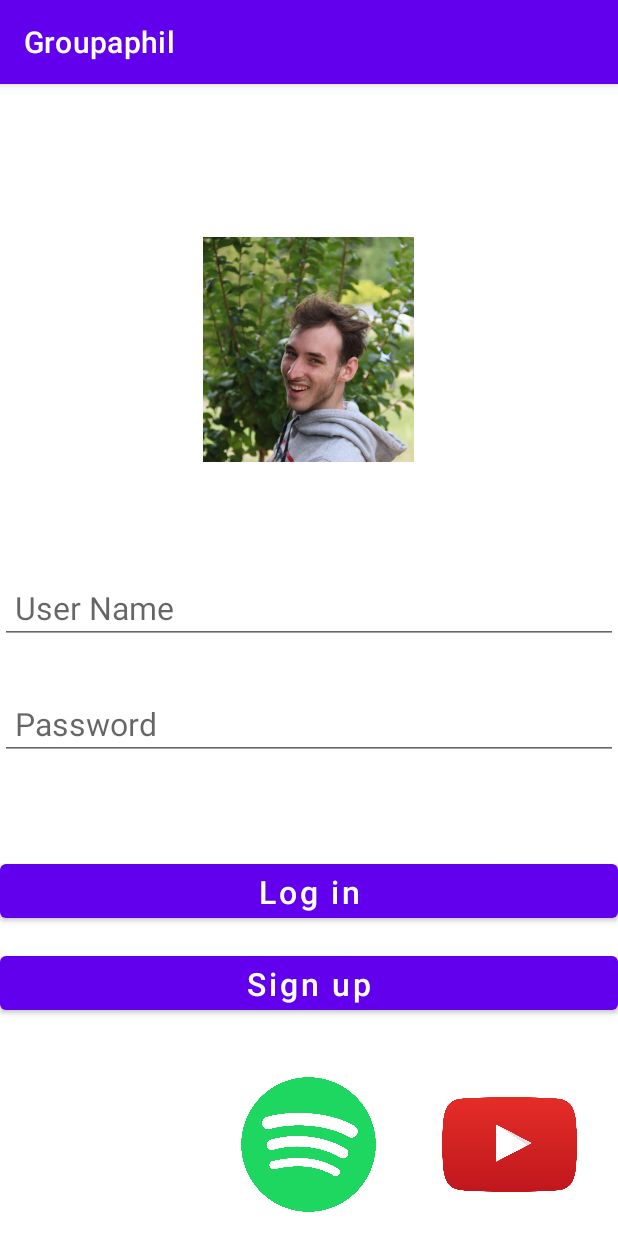
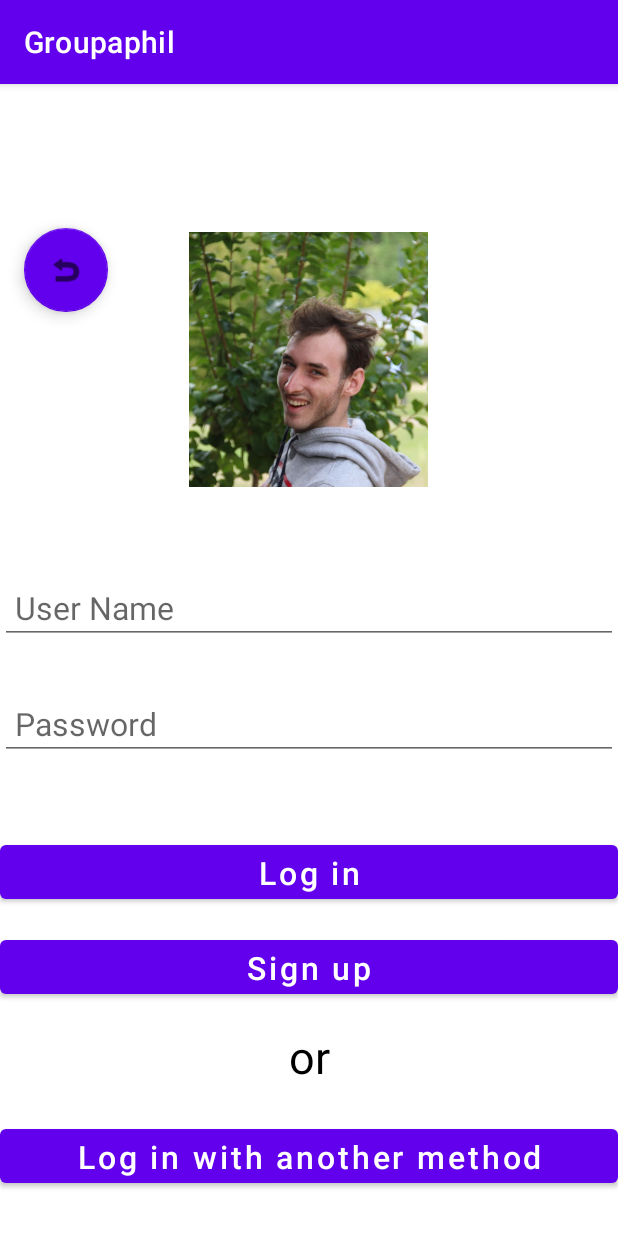
Before and after one commit to EvanMevel/Area, an Android app: the LoginFragment screen opened through its navigation route, on a phone screen of 412 x 824 dp. Run offline under Robolectric (Android 15) with nearby library versions, the phone set to English and light mode, and no system bars; our stand-ins replace Volley, navigation-ui; network calls fail.

Commit message:
FEAT: UI/UX changes and optimization FEAT: new pages on for login with services and another to link a service account with the myarea account FEAT: display dynamically services with images given by server FIX: fix the display when all area are deleted to display again 'no action reaction'

```diff
--- a/MyArea/app/src/main/java/com/example/myarea/FirstFragment.kt
+++ b/MyArea/app/src/main/java/com/example/myarea/FirstFragment.kt
@@ -55,6 +55,9 @@ class FirstFragment : Fragment() { // fragment creation
         binding.addaction.setOnClickListener {
             findNavController().navigate(R.id.action_FirstFragment_to_SecondFragment) // if add action button is pressed --> move to the second fragment
         }
+        binding.service.setOnClickListener {
+            findNavController().navigate(R.id.action_FirstFragment_to_ServiceregisterFragment) // if add action button is pressed --> move to the second fragment
+        }
         binding.deconexion.setOnClickListener {
             MainActivity.server.setToken(null);
             MainActivity.server.confirmToken();
@@ -68,6 +71,7 @@ class FirstFragment : Fragment() { // fragment creation
                 println("GET Request : ${response}")
                 if (layout.childCount == 1) {
                     layout.removeAllViews();
+                    binding.textviewFirst.isInvisible=false
                 } else {
                     layout.removeView(view)
                 }
--- a/MyArea/app/src/main/java/com/example/myarea/LoginFragment.kt
+++ b/MyArea/app/src/main/java/com/example/myarea/LoginFragment.kt
@@ -47,11 +47,13 @@ class LoginFragment : Fragment() {
                 binding.TextError)
         }
 
-        binding.logoSpotify.setOnClickListener { // if spotify button is clicked we go on web to login on it and then go back to the app
-           /* val webIntent: Intent = Uri.parse("$BASE_URL/auth/spotify").let { webpage ->
-                Intent(Intent.ACTION_VIEW, webpage)
-            }
-            activity?.let { it1 -> ContextCompat.startActivity(it1, webIntent, null) }*/
+        binding.logintoip.setOnClickListener {
+            MainActivity.server.resetUrl()
+            findNavController().navigate(R.id.action_loginFragment_to_IpconfigFragment)
+        }
+
+        binding.logservicebutton.setOnClickListener {
+            findNavController().navigate(R.id.action_loginFragment_to_LogserviceFragment)
             val url = MainActivity.server.getAuthUrl("spotify", null);
             val i = Intent(Intent.ACTION_VIEW)
             i.data = Uri.parse(url)
--- a/MyArea/app/src/main/java/com/example/myarea/RegisterFragment.kt
+++ b/MyArea/app/src/main/java/com/example/myarea/RegisterFragment.kt
@@ -26,6 +26,9 @@ class RegisterFragment : Fragment() {
 
     override fun onViewCreated(view: View, savedInstanceState: Bundle?) {
         super.onViewCreated(view, savedInstanceState)
+        binding.back.setOnClickListener {
+            findNavController().navigate(R.id.action_registerFragment_to_LoginFragment)
+        }
         binding.register.setOnClickListener {
             var username = binding.username.text.toString();
             var password = binding.password.text.toString();
--- a/MyArea/app/src/main/res/layout/fragment_login.xml
+++ b/MyArea/app/src/main/res/layout/fragment_login.xml
@@ -9,8 +9,8 @@
 
         <ImageView
             android:id="@+id/imageView"
-            android:layout_width="150dp"
-            android:layout_height="150dp"
+            android:layout_width="170dp"
+            android:layout_height="170dp"
             android:layout_gravity="center"
             android:scaleType="fitCenter"
             android:src = "@drawable/phil"
@@ -25,14 +25,13 @@
             android:id="@+id/TextError"
             android:layout_width="wrap_content"
             android:layout_height="wrap_content"
+            android:text="  "
             android:textColor="@color/red"
-            android:text="  "
             app:layout_constraintBottom_toBottomOf="parent"
             app:layout_constraintEnd_toEndOf="parent"
-            app:layout_constraintHorizontal_bias="0.497"
             app:layout_constraintStart_toStartOf="parent"
             app:layout_constraintTop_toTopOf="parent"
-            app:layout_constraintVertical_bias="0.63" />
+            app:layout_constraintVertical_bias="0.615" />
 
         <EditText
             android:id="@+id/username"
@@ -81,7 +80,7 @@
             app:layout_constraintHorizontal_bias="0.0"
             app:layout_constraintStart_toStartOf="parent"
             app:layout_constraintTop_toTopOf="parent"
-            app:layout_constraintVertical_bias="0.714" />
+            app:layout_constraintVertical_bias="0.696" />
 
         <Button
             android:id="@+id/register"
@@ -96,48 +95,46 @@
             app:layout_constraintHorizontal_bias="0.0"
             app:layout_constraintStart_toStartOf="parent"
             app:layout_constraintTop_toTopOf="parent"
-            app:layout_constraintVertical_bias="0.799" />
+            app:layout_constraintVertical_bias="0.784" />
 
-        <ImageView
-            android:id="@+id/logoDeezer"
-            android:layout_width="90dp"
-            android:layout_height="90dp"
-            android:layout_gravity="center"
-            android:scaleType="fitCenter"
+        <TextView
+            android:id="@+id/or"
+            android:layout_width="wrap_content"
+            android:layout_height="wrap_content"
+            android:text="or"
+            android:textColor="@color/black"
+            android:textSize="30sp"
             app:layout_constraintBottom_toBottomOf="parent"
             app:layout_constraintEnd_toEndOf="parent"
-            app:layout_constraintHorizontal_bias="0.08"
             app:layout_constraintStart_toStartOf="parent"
             app:layout_constraintTop_toTopOf="parent"
-            app:layout_constraintVertical_bias="0.975" />
+            app:layout_constraintVertical_bias="0.863" />
 
-        <ImageView
-            android:id="@+id/logoSpotify"
-            android:layout_width="90dp"
-            android:layout_height="90dp"
-            android:layout_gravity="center"
-            android:scaleType="fitCenter"
-            android:src="@drawable/spotifylogo"
+        <com.google.android.material.floatingactionbutton.FloatingActionButton
+            android:id="@+id/logintoip"
+            android:layout_width="wrap_content"
+            android:layout_height="wrap_content"
+            android:layout_marginBottom="616dp"
+            app:backgroundTint="@color/purple_500"
             app:layout_constraintBottom_toBottomOf="parent"
             app:layout_constraintEnd_toEndOf="parent"
-            app:layout_constraintHorizontal_bias="0.498"
+            app:layout_constraintHorizontal_bias="0.045"
+            app:layout_constraintStart_toStartOf="parent"
+            app:srcCompat="@android:drawable/ic_menu_revert" />
+
+        <Button
+            android:id="@+id/logservicebutton"
+            android:layout_width="match_parent"
+            android:layout_height="48dp"
+            android:text="Log in with another method"
+            android:textAllCaps="false"
+            android:textColor="@color/white"
+            android:textSize="21sp"
+            app:layout_constraintBottom_toBottomOf="parent"
+            app:layout_constraintEnd_toEndOf="parent"
+            app:layout_constraintHorizontal_bias="0.0"
             app:layout_constraintStart_toStartOf="parent"
             app:layout_constraintTop_toTopOf="parent"
-            app:layout_constraintVertical_bias="0.976" />
-
-        <ImageView
-            android:id="@+id/logoYoutube"
-            android:layout_width="90dp"
-            android:layout_height="90dp"
-            android:layout_gravity="center"
-            android:scaleType="fitCenter"
-            android:src="@drawable/youtubelogo"
-            app:layout_constraintBottom_toBottomOf="parent"
-            app:layout_constraintEnd_toEndOf="parent"
-            app:layout_constraintHorizontal_bias="0.915"
-            app:layout_constraintStart_toStartOf="parent"
-            app:layout_constraintTop_toTopOf="parent"
-            app:layout_constraintVertical_bias="0.976" />
-
+            app:layout_constraintVertical_bias="0.959" />
 
 </androidx.constraintlayout.widget.ConstraintLayout>
--- a/MyArea/app/src/main/res/navigation/nav_graph.xml
+++ b/MyArea/app/src/main/res/navigation/nav_graph.xml
@@ -21,6 +21,31 @@
     </fragment>
 
     <fragment
+        android:id="@+id/logservice"
+        android:name="com.example.myarea.LogserviceFragment"
+        android:label="@string/second_fragment_label"
+        tools:layout="@layout/fragment_logservice">
+
+
+        <action
+            android:id="@+id/action_logserviceFragment_to_LoginFragment"
+            app:destination="@id/LoginFragment" />
+
+    </fragment>
+
+    <fragment
+        android:id="@+id/serviceregister"
+        android:name="com.example.myarea.ServiceregisterFragment"
+        android:label="@string/second_fragment_label"
+        tools:layout="@layout/fragment_serviceregister">
+
+        <action
+            android:id="@+id/action_ServideregisterFragment_to_FirstFragment"
+            app:destination="@id/FirstFragment" />
+
+
+    </fragment>
+    <fragment
         android:id="@+id/LoginFragment"
         android:name="com.example.myarea.LoginFragment"
         android:label="@string/second_fragment_label"
@@ -32,6 +57,12 @@
         <action
             android:id="@+id/action_loginFragment_to_RegisterFragment"
             app:destination="@id/RegisterFragment" />
+        <action
+            android:id="@+id/action_loginFragment_to_LogserviceFragment"
+            app:destination="@id/logservice" />
+        <action
+            android:id="@+id/action_loginFragment_to_IpconfigFragment"
+            app:destination="@id/IpconfigFragement" />
     </fragment>
 
     <fragment
@@ -45,7 +76,6 @@
             app:destination="@id/LoginFragment" />
     </fragment>
 
-
     <fragment
         android:id="@+id/FirstFragment"
         android:name="com.example.myarea.FirstFragment"
@@ -55,6 +85,9 @@
         <action
             android:id="@+id/action_FirstFragment_to_SecondFragment"
             app:destination="@id/SecondFragment" />
+        <action
+            android:id="@+id/action_FirstFragment_to_ServiceregisterFragment"
+            app:destination="@id/serviceregister" />
         <action
             android:id="@+id/action_FirstFragment_to_loginFragment"
             app:destination="@id/LoginFragment" />
@@ -70,8 +103,5 @@
         <action
             android:id="@+id/action_SecondFragment_to_FirstFragment"
             app:destination="@id/FirstFragment" />
-        <action
-            android:id="@+id/action_SecondFragment_to_LoginFragment"
-            app:destination="@id/LoginFragment" />
     </fragment>
 </navigation>
--- a/MyArea/app/src/main/res/values/themes.xml
+++ b/MyArea/app/src/main/res/values/themes.xml
@@ -9,7 +9,6 @@
         <item name="colorOnSecondary">@color/black</item>
         <item name="android:statusBarColor">?attr/colorPrimaryVariant</item>
     </style>
-
     <style name="Theme.MyArea.NoActionBar">
         <item name="windowActionBar">false</item>
         <item name="windowNoTitle">true</item>
```
Also changed, not shown: MyArea/app/src/main/java/com/example/myarea/LogserviceFragment.kt (added, +79 -0 lines), MyArea/app/src/main/java/com/example/myarea/Server.kt (+16 -2 lines), MyArea/app/src/main/java/com/example/myarea/ServiceregisterFragment.kt (added, +88 -0 lines), MyArea/app/src/main/java/com/example/myarea/Services.kt (+5 -95 lines), MyArea/app/src/main/res/layout/fragment_first.xml (+18 -1 lines), MyArea/app/src/main/res/layout/fragment_logservice.xml (added, +53 -0 lines), MyArea/app/src/main/res/layout/fragment_register.xml (+14 -0 lines), MyArea/app/src/main/res/layout/fragment_second.xml (+11 -4 lines), MyArea/app/src/main/res/layout/fragment_serviceregister.xml (added, +60 -0 lines), MyArea/app/src/main/res/layout/servicesbutton.xml (added, +64 -0 lines).
